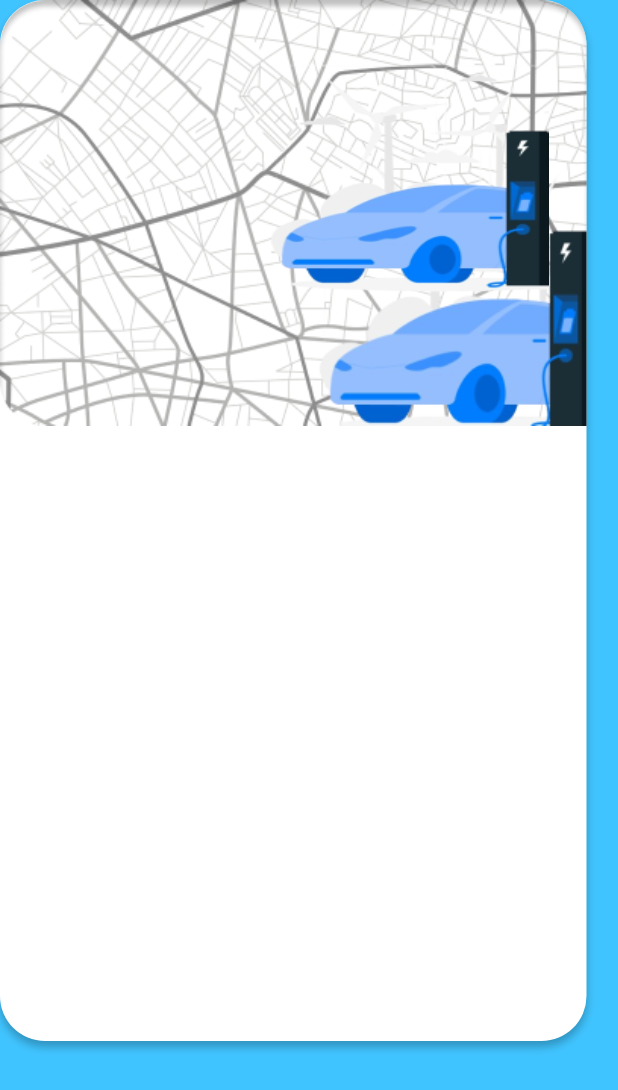
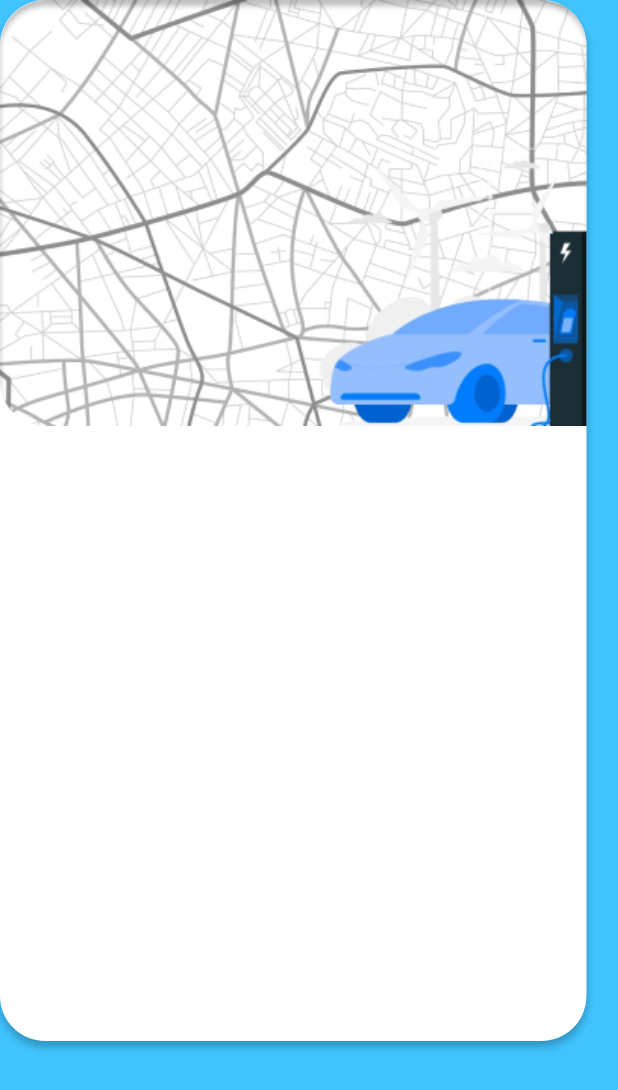
Before and after one commit to Stalinosmj/Eleytra, a Flutter app: the screen it shows after launch, on a phone screen of 412 x 824 dp. Shown: the top 1090 px of the screen. Run offline on Flutter 3.47's test engine with Material 3 defaults, Android fonts, the phone set to English and light mode, and no system bars.

Commit message:
Update myhomepage.dart

```diff
--- a/lib/myhomepage.dart
+++ b/lib/myhomepage.dart
@@ -48,23 +48,6 @@ class _MyHomePageState extends State<MyHomePage> {
                           borderRadius: BorderRadius.all(Radius.circular(30.0)),
                         ),
                       ),
-                      Align(
-                        alignment: Alignment.topRight,
-                        child: Transform.scale(
-                          scale: 0.8, // Adjust this value to change the size of the image
-                          child: Container(
-                            width: 252,
-                            height: 245,
-                            padding: const EdgeInsets.fromLTRB(100,100, 0,100),
-                            decoration: const BoxDecoration(
-                              image: DecorationImage(
-                                image: AssetImage('assets/ev_car.png'),
-                                fit: BoxFit.fill,
-                              ),
-                            ),
-                          ),
-                        ),
-                      )
                     ],
                   ),
                 ),
```
